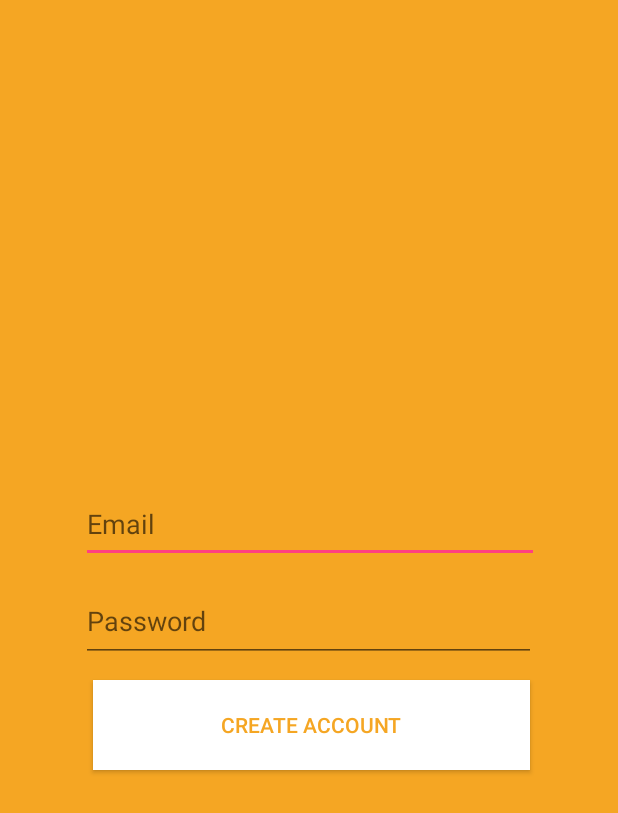
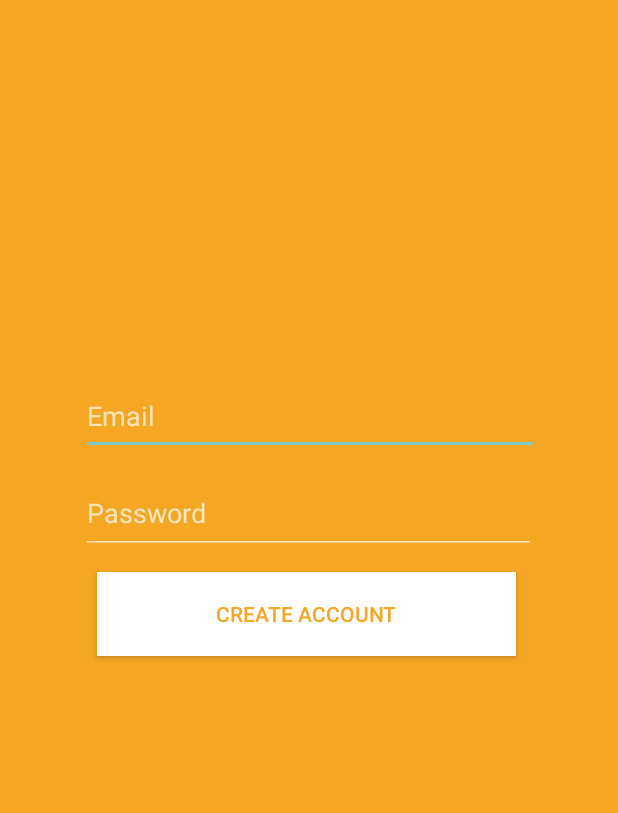
Before and after one commit to tnarayanan/LosAltosHacksIII, an Android app: the screen it shows after launch (MainActivity), on a phone screen of 412 x 824 dp. Shown: the top 813 px of the screen. Run offline under Robolectric (Android 15) with nearby library versions, the phone set to English and light mode, and no system bars; our stand-ins replace Firebase (no records; nobody signed in at launch, a user with empty details on screens opened directly).

```diff
--- a/app/build.gradle
+++ b/app/build.gradle
@@ -21,6 +21,7 @@
 dependencies {
     implementation fileTree(dir: 'libs', include: ['*.jar'])
     implementation 'com.android.support:appcompat-v7:26.1.0'
+
     implementation 'com.android.support.constraint:constraint-layout:1.0.2'
     testImplementation 'junit:junit:4.12'
     androidTestImplementation 'com.android.support.test:runner:1.0.1'
--- a/app/src/main/AndroidManifest.xml
+++ b/app/src/main/AndroidManifest.xml
@@ -9,7 +9,9 @@
         android:roundIcon="@mipmap/ic_launcher_round"
         android:supportsRtl="true"
         android:theme="@style/AppTheme">
-        <activity android:name=".MainActivity">
+        <activity android:name=".MainActivity"
+            android:theme="@style/Theme.AppCompat.NoActionBar">
+
             <intent-filter>
                 <action android:name="android.intent.action.MAIN" />
 
--- a/app/src/main/java/com/example/lah3/losaltoshacks3/MainActivity.java
+++ b/app/src/main/java/com/example/lah3/losaltoshacks3/MainActivity.java
@@ -1,5 +1,6 @@
 package com.example.lah3.losaltoshacks3;
 
+import android.app.ActionBar;
 import android.content.Intent;
 import android.support.annotation.NonNull;
 import android.support.v7.app.AppCompatActivity;
@@ -21,6 +22,7 @@
     private EditText memailField;
     private EditText mpasswordField;
     private FirebaseAuth mAuth;
+
 
 
     @Override
--- a/app/src/main/res/layout/activity_main.xml
+++ b/app/src/main/res/layout/activity_main.xml
@@ -4,12 +4,13 @@
     xmlns:tools="http://schemas.android.com/tools"
     android:layout_width="match_parent"
     android:layout_height="match_parent"
+    android:background="@color/orange"
     tools:context="com.example.lah3.losaltoshacks3.MainActivity">
 
     <Button
         android:id="@+id/createAccount"
-        android:layout_width="291dp"
-        android:layout_height="60dp"
+        android:layout_width="279dp"
+        android:layout_height="56dp"
         android:layout_marginEnd="8dp"
         android:layout_marginStart="8dp"
         android:layout_marginTop="12dp"
@@ -18,7 +19,7 @@
         android:text="Create Account"
         android:textColor="@color/orange"
         app:layout_constraintEnd_toEndOf="parent"
-        app:layout_constraintHorizontal_bias="0.0"
+        app:layout_constraintHorizontal_bias="0.046"
         app:layout_constraintStart_toStartOf="@+id/passwordField"
         app:layout_constraintTop_toBottomOf="@+id/passwordField" />
 
@@ -28,7 +29,7 @@
         android:layout_height="51dp"
         android:layout_marginEnd="8dp"
         android:layout_marginStart="8dp"
-        android:layout_marginTop="324dp"
+        android:layout_marginTop="252dp"
         android:ems="10"
         android:hint="Email"
         android:inputType="textEmailAddress"
--- a/app/src/main/res/values/colors.xml
+++ b/app/src/main/res/values/colors.xml
@@ -4,5 +4,6 @@
     <color name="colorPrimaryDark">#303F9F</color>
     <color name="colorAccent">#FF4081</color>
     <color name="orange">#F5A623</color>
+    <color name = "darkOrange">#da921a</color>
 
 </resources>
--- a/app/src/main/res/values/styles.xml
+++ b/app/src/main/res/values/styles.xml
@@ -1,12 +1,12 @@
 <resources>
 
     <!-- Base application theme. -->
-    <style name="AppTheme" parent="Theme.AppCompat.Light.NoActionBar">
+    <style name="AppTheme" parent="Theme.AppCompat.Light.DarkActionBar">
         <!-- Customize your theme here. -->
-        <item name="colorPrimary">@color/colorPrimary</item>
-        <item name="colorPrimaryDark">@color/orange</item>
+        <item name="colorPrimary">@color/orange</item>
+        <item name="colorPrimaryDark">@color/darkOrange</item>
         <item name="colorAccent">@color/colorAccent</item>
-        <item name="android:windowBackground">@color/orange</item>
+
     </style>
 
 </resources>
```
